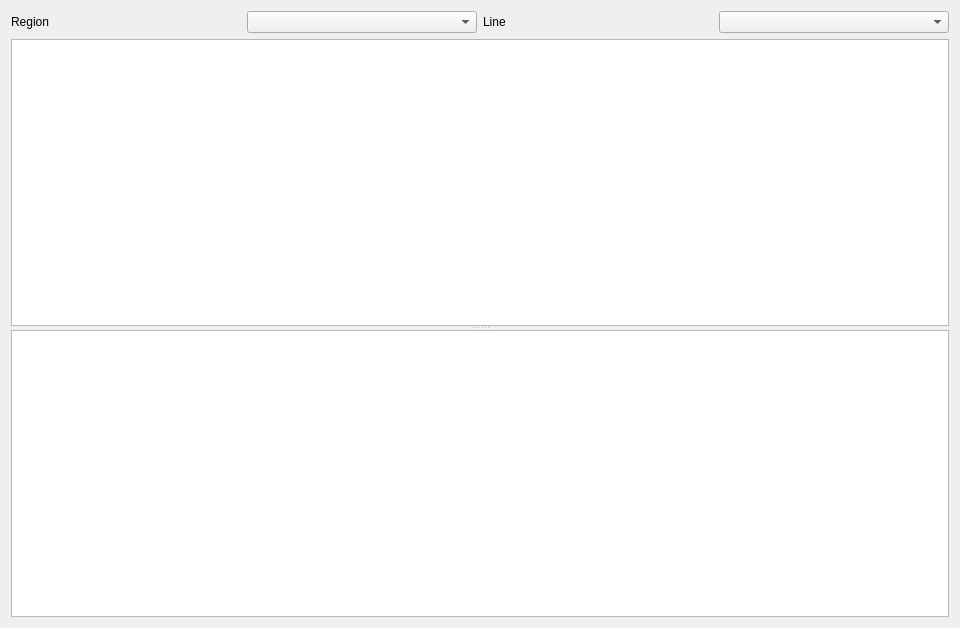
This is resources/designer_ui/linevalueswidget.ui in jonathanHuwP/CrystalGrowthTracker as Qt 5 draws it before an edit. The edited form follows.
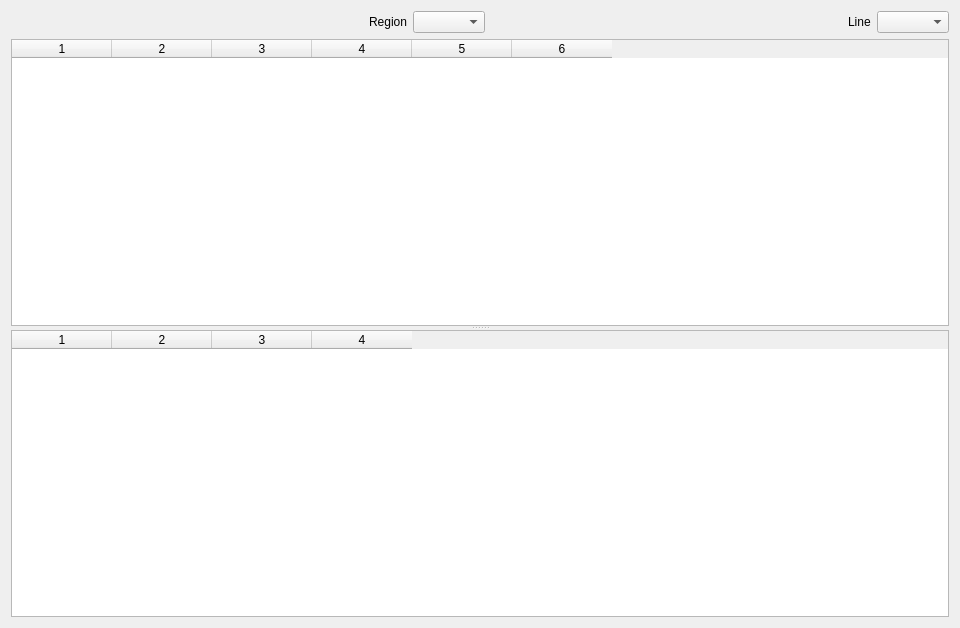
This is the edited form.

Patch:
```diff
--- a/resources/designer_ui/linevalueswidget.ui
+++ b/resources/designer_ui/linevalueswidget.ui
@@ -16,6 +16,19 @@
   <layout class="QVBoxLayout" name="verticalLayout">
    <item>
     <layout class="QHBoxLayout" name="horizontalLayout">
+     <item>
+      <spacer name="horizontalSpacer">
+       <property name="orientation">
+        <enum>Qt::Horizontal</enum>
+       </property>
+       <property name="sizeHint" stdset="0">
+        <size>
+         <width>40</width>
+         <height>20</height>
+        </size>
+       </property>
+      </spacer>
+     </item>
      <item>
       <widget class="QLabel" name="label">
        <property name="text">
@@ -26,6 +39,19 @@
      <item>
       <widget class="QComboBox" name="_regionComboBox"/>
      </item>
+     <item>
+      <spacer name="horizontalSpacer_2">
+       <property name="orientation">
+        <enum>Qt::Horizontal</enum>
+       </property>
+       <property name="sizeHint" stdset="0">
+        <size>
+         <width>40</width>
+         <height>20</height>
+        </size>
+       </property>
+      </spacer>
+     </item>
      <item>
       <widget class="QLabel" name="label_2">
        <property name="text">
@@ -44,11 +70,28 @@
       <enum>Qt::Vertical</enum>
      </property>
      <widget class="QTableWidget" name="_lineTableWidget">
+      <property name="columnCount">
+       <number>6</number>
+      </property>
       <attribute name="verticalHeaderVisible">
        <bool>false</bool>
       </attribute>
+      <column/>
+      <column/>
+      <column/>
+      <column/>
+      <column/>
+      <column/>
      </widget>
-     <widget class="QTableWidget" name="_regionsTableWidget"/>
+     <widget class="QTableWidget" name="_regionsTableWidget">
+      <property name="columnCount">
+       <number>4</number>
+      </property>
+      <column/>
+      <column/>
+      <column/>
+      <column/>
+     </widget>
     </widget>
    </item>
   </layout>
```
